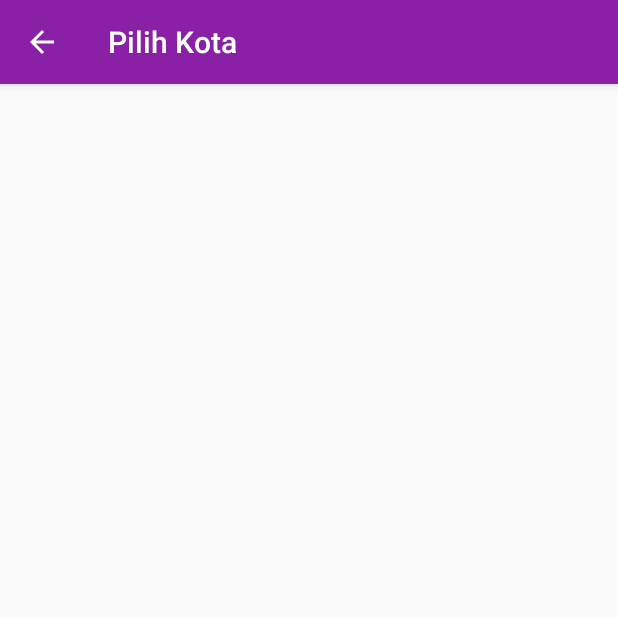
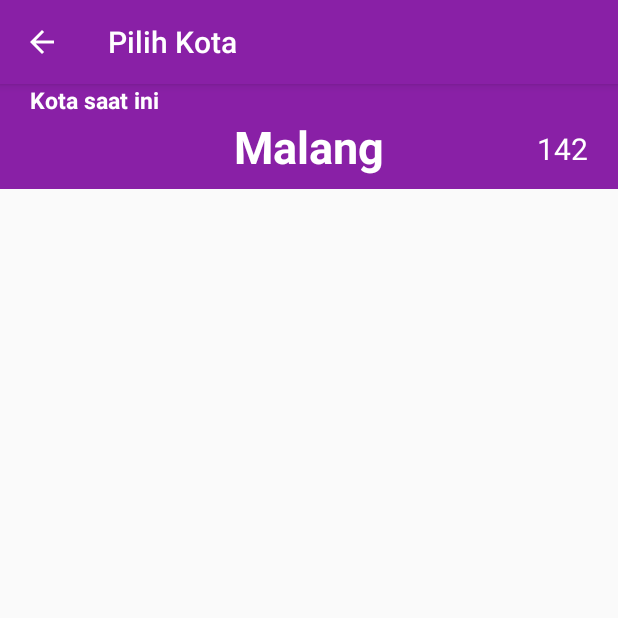
Before and after one commit to aliamituddin/IslamicPrayer, an Android app: the screen it shows after launch (PilihKota), after a tap on an icon or button, on a phone screen of 412 x 824 dp, the top half of it. Run offline under Robolectric (Android 15) with nearby library versions, the light colour scheme and no system bars; Roboto replaces fonts that are not available here; 2 statements that could not run were skipped.

Commit message:
add fragmentKota

```diff
--- a/app/build.gradle
+++ b/app/build.gradle
@@ -22,6 +22,7 @@ dependencies {
     implementation fileTree(dir: 'libs', include: ['*.jar'])
     implementation 'com.android.support:appcompat-v7:26.1.0'
     implementation 'com.android.support.constraint:constraint-layout:1.0.2'
+    implementation 'com.android.support:support-v4:26.1.0'
     testImplementation 'junit:junit:4.12'
     androidTestImplementation 'com.android.support.test:runner:1.0.1'
     androidTestImplementation 'com.android.support.test.espresso:espresso-core:3.0.1'
--- /dev/null
+++ b/app/src/main/java/android/learn/solat/FragmentKotaTerpilih.java
@@ -0,0 +1,37 @@
+package android.learn.solat;
+
+import android.content.Context;
+import android.content.SharedPreferences;
+import android.learn.solat.model.Kota;
+import android.os.Bundle;
+import android.support.v4.app.Fragment;
+import android.view.LayoutInflater;
+import android.view.View;
+import android.view.ViewGroup;
+import android.widget.TextView;
+
+import java.util.List;
+
+
+public class FragmentKotaTerpilih extends Fragment {
+   private View view;
+    private String fileName = "learn.android.Solat.sharedPref";
+    private SharedPreferences sharedPreferences;
+    private String kota,idKota;
+    TextView tvKota,tvIdKota;
+
+    @Override
+    public View onCreateView(LayoutInflater inflater, ViewGroup container,
+                             Bundle savedInstanceState) {
+        this.view = (View) inflater.inflate(R.layout.fragment_kota_terpilih,container,false);
+        this.tvKota = view.findViewById(R.id.tvFragKota);
+        this.tvIdKota = view.findViewById(R.id.tvFragIdKota);
+        this.sharedPreferences = getActivity().getSharedPreferences(this.fileName, Context.MODE_PRIVATE);
+        this.kota = this.sharedPreferences.getString("kota","Malang");
+        this.idKota = this.sharedPreferences.getString("id","142");
+        this.tvKota.setText(this.kota+"");
+        this.tvIdKota.setText(this.idKota+"");
+        return view;
+    }
+
+}
--- a/app/src/main/java/android/learn/solat/MainActivity.java
+++ b/app/src/main/java/android/learn/solat/MainActivity.java
@@ -8,12 +8,10 @@ import android.learn.solat.model.Items;
 import android.learn.solat.model.Jadwal;
 import android.learn.solat.Network.ApiClient;
 import android.learn.solat.Network.ApiInterface;
-import android.os.AsyncTask;
 import android.support.v7.app.AppCompatActivity;
 import android.os.Bundle;
 import android.view.Menu;
 import android.view.MenuItem;
-import android.view.View;
 import android.widget.Button;
 import android.widget.ImageView;
 import android.widget.TextView;
@@ -59,6 +57,7 @@ public class MainActivity extends AppCompatActivity {
     protected void onCreate(Bundle savedInstanceState) {
         super.onCreate(savedInstanceState);
         setContentView(R.layout.activity_main);
+
         getSupportActionBar().setElevation(0);
         this.notificationManager = (NotificationManager) this.getSystemService(Context.NOTIFICATION_SERVICE);
         this.sharedPreferences = this.getSharedPreferences(this.fileName, Context.MODE_PRIVATE);
@@ -143,8 +142,9 @@ public class MainActivity extends AppCompatActivity {
     @Override
     public boolean onOptionsItemSelected(MenuItem item) {
         switch(item.getItemId()){
-            case R.id.btnKiblat:
+            case R.id.btnMenu:
                 Intent i = new Intent(this, android.learn.solat.asmaulhusna_qibla.MainActivity.class);
+                if(cdTask!=null){cdTask.cancel(true);}
                 startActivity(i);
                 break;
             case R.id.btnPilihKota:
@@ -177,6 +177,8 @@ public class MainActivity extends AppCompatActivity {
     @Override
     protected void onDestroy() {
         super.onDestroy();
-        cdTask.cancel(true);
+        if(cdTask!=null){
+            cdTask.cancel(true);
+        }
     }
 }
--- a/app/src/main/java/android/learn/solat/PilihKota.java
+++ b/app/src/main/java/android/learn/solat/PilihKota.java
@@ -1,10 +1,9 @@
 package android.learn.solat;
 
+import android.support.v4.app.FragmentManager;
 import android.learn.solat.Network.ApiClient;
 import android.learn.solat.Network.ApiInterface;
 import android.learn.solat.model.ItemKota;
-import android.learn.solat.model.Items;
-import android.learn.solat.model.Jadwal;
 import android.learn.solat.model.Kota;
 import android.support.v7.app.AppCompatActivity;
 import android.os.Bundle;
@@ -21,13 +20,25 @@ import retrofit2.Callback;
 import retrofit2.Response;
 
 public class PilihKota extends AppCompatActivity {
+
     ArrayList<Kota> listKota = new ArrayList<Kota>();
     KotaAdapter kotaAdapter;
     RecyclerView rvKota;
+    FragmentManager fragMan;
+    FragmentKotaTerpilih fragmentKota;
     @Override
     protected void onCreate(Bundle savedInstanceState) {
         super.onCreate(savedInstanceState);
         setContentView(R.layout.activity_pilih_kota);
+
+        //set Fragment Ke activity
+        fragmentKota = new FragmentKotaTerpilih();
+        this.fragMan = getSupportFragmentManager();
+        fragMan.beginTransaction()
+                .add(R.id.linearKota,fragmentKota)
+                .commit();
+
+
         rvKota = (RecyclerView) this.findViewById(R.id.rvListKota);
         // buat BookAdapter
         this.kotaAdapter = new KotaAdapter(this, listKota);
--- a/app/src/main/res/layout/activity_pilih_kota.xml
+++ b/app/src/main/res/layout/activity_pilih_kota.xml
@@ -6,6 +6,11 @@
     android:layout_height="match_parent"
     android:orientation="vertical"
     tools:context="android.learn.solat.PilihKota">
+    <LinearLayout
+        android:id="@+id/linearKota"
+        android:layout_width="match_parent"
+        android:orientation="vertical"
+        android:layout_height="wrap_content"/>
     <android.support.v7.widget.RecyclerView
         android:id="@+id/rvListKota"
         android:layout_width="match_parent"
--- /dev/null
+++ b/app/src/main/res/layout/fragment_kota_terpilih.xml
@@ -0,0 +1,47 @@
+<RelativeLayout xmlns:android="http://schemas.android.com/apk/res/android"
+    xmlns:tools="http://schemas.android.com/tools"
+    android:layout_width="match_parent"
+    android:layout_height="70dp"
+    android:orientation="vertical"
+    android:paddingLeft="20dp"
+    tools:context="android.learn.solat.FragmentKotaTerpilih"
+    android:background="@color/colorPrimary">
+    <TextView
+        android:id="@+id/tv1"
+        android:layout_width="wrap_content"
+        android:layout_height="wrap_content"
+        android:text="Kota saat ini"
+        android:textStyle="bold"
+        android:textSize="15sp"
+        android:textColor="#ffffff"
+        />
+    <TextView
+        android:id="@+id/tvFragKota"
+        android:layout_centerHorizontal="true"
+        android:layout_below="@id/tv1"
+        android:layout_width="wrap_content"
+        android:layout_height="wrap_content"
+        android:text="--"
+        tools:text="Kota"
+        android:textStyle="bold"
+        android:textSize="30sp"
+        android:textColor="#ffffff"
+        />
+
+    <TextView
+        android:id="@+id/tvFragIdKota"
+        android:layout_toRightOf="@id/tvFragKota"
+        android:layout_below="@id/tv1"
+        android:layout_alignParentRight="true"
+        android:layout_marginTop="8dp"
+        android:gravity="right"
+        android:paddingRight="20dp"
+        android:layout_width="wrap_content"
+        android:layout_height="wrap_content"
+        android:text="--"
+        tools:text="Id Kota"
+        android:textSize="20sp"
+        android:textColor="#ffffff"
+        />
+
+</RelativeLayout>
--- a/app/src/main/res/menu/mainactivity_menu.xml
+++ b/app/src/main/res/menu/mainactivity_menu.xml
@@ -8,7 +8,7 @@
         android:icon="@mipmap/list_kota">
     </item>
     <item
-        android:id="@+id/btnKiblat"
+        android:id="@+id/btnMenu"
         android:title=""
         app:showAsAction="always"
         android:icon="@mipmap/list_menu">
--- a/app/src/main/res/values/colors.xml
+++ b/app/src/main/res/values/colors.xml
@@ -1,6 +1,6 @@
 <?xml version="1.0" encoding="utf-8"?>
 <resources>
-    <color name="colorPrimary">#3F51B5</color>
+    <color name="colorPrimary">#8920a6</color>
     <color name="colorPrimaryDark">#303F9F</color>
     <color name="colorAccent">#FF4081</color>
     <color name="notifOn">#5f3d70</color>
--- a/app/src/main/res/values/strings.xml
+++ b/app/src/main/res/values/strings.xml
@@ -1,3 +1,6 @@
 <resources>
     <string name="app_name">Islamic Apps</string>
+
+    <!-- TODO: Remove or change this placeholder text -->
+    <string name="hello_blank_fragment">Hello blank fragment</string>
 </resources>
```
